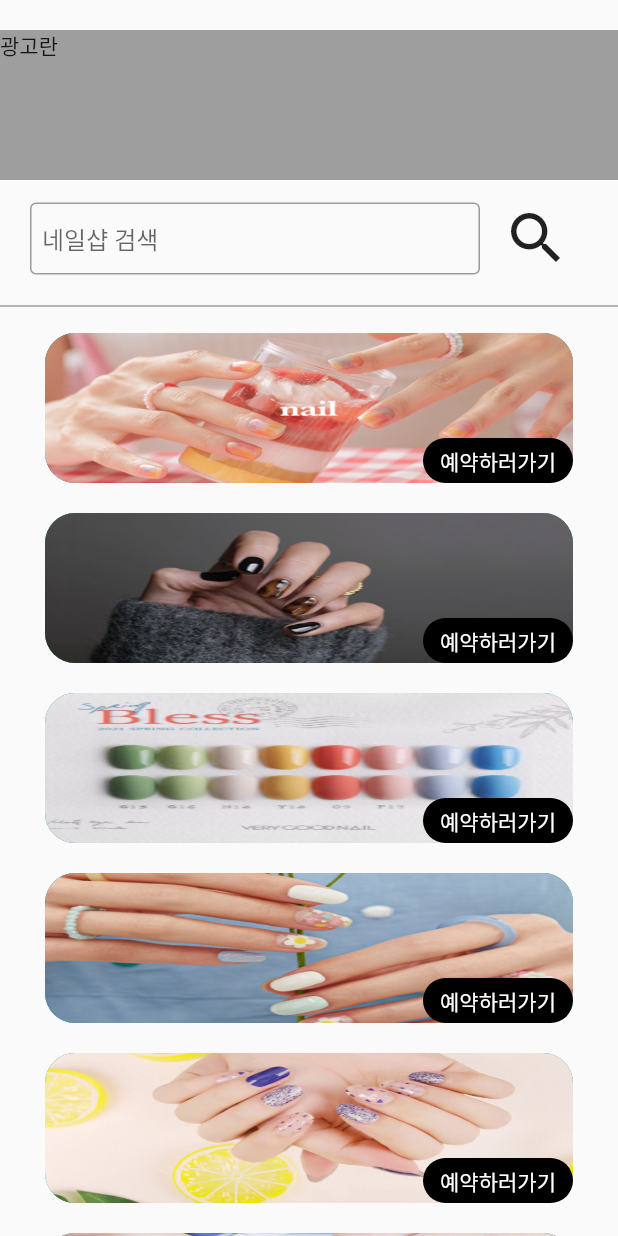
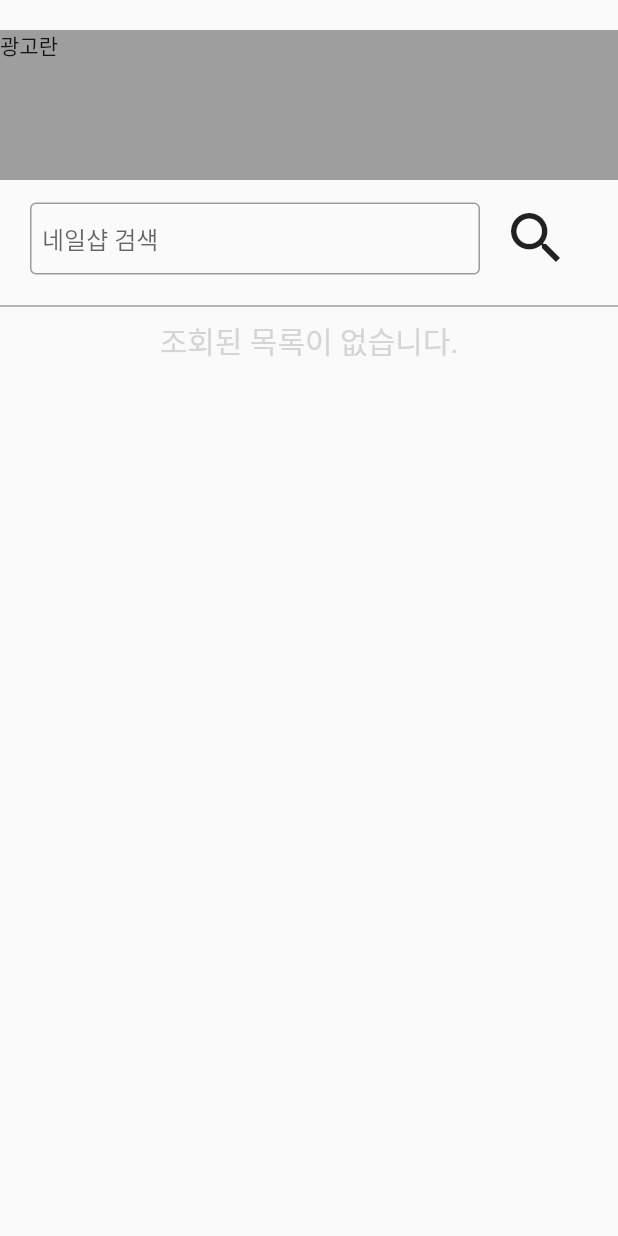
Before and after one commit to LeeJiH-yun/wenail, a Flutter app: the homePage screen opened directly, on a phone screen of 412 x 824 dp. Run offline on Flutter 3.47's test engine with Material 2 defaults, Android fonts, the phone set to English and light mode, and no system bars; our stand-ins replace table_calendar.

Commit message:
데이터가 없을 때 보일 화면 수정 http 패키지 사용

```diff
--- a/lib/pages/homeMain.dart
+++ b/lib/pages/homeMain.dart
@@ -23,7 +23,10 @@ class _homeMainState extends State<homeMain> {
       appBar: AppBar(
         title: Text("우리네일"),
         centerTitle: true,
-        automaticallyImplyLeading: false //화살표 삭제
+        automaticallyImplyLeading: false, //화살표 삭제
+        actions: [
+          IconButton(icon: Icon(Icons.logout), onPressed: () {Navigator.pop(context);}),
+        ],
       ),
       body: pages[_selectedIndex],
       bottomNavigationBar: BottomNavigationBar(
--- a/lib/pages/homePage.dart
+++ b/lib/pages/homePage.dart
@@ -1,6 +1,8 @@
 import 'package:flutter/material.dart';
 import 'package:wenail/pages/reservePage.dart';
 import 'package:flutter/services.dart';
+import 'dart:convert'; //JSON데이터 사용해서 가져옴
+import 'package:http/http.dart' as http;
 
 class homePage extends StatefulWidget {
   @override
@@ -17,6 +19,8 @@ class _homePageState extends State<homePage> {
     'asset/images/test6.jpg',
   ];
   DateTime? currentBackPressTime;
+  List data = [];
+  TextEditingController _editingController = new TextEditingController();
 
   @override
   Widget build(BuildContext context) {
@@ -41,7 +45,8 @@ class _homePageState extends State<homePage> {
                   children: [
                     SizedBox(
                       width: 300,
-                        child: TextFormField(
+                      child: TextField(
+                        controller: _editingController,
                         keyboardType: TextInputType.text,
                         decoration: InputDecoration(
                           hintText: "네일샵 검색",
@@ -50,18 +55,15 @@ class _homePageState extends State<homePage> {
                         ),
                       ),
                     ),
-                      Container(
+                    InkWell(
+                      onTap: () async {
+                        getJSONData();
+                      },
+                      child: Container(
                         margin: EdgeInsets.only(left: 15),
                         child: Icon(Icons.search, size: 45.0),
-                      ),
-                      // ElevatedButton.icon( //검색버튼 2번째 방법
-                      //   onPressed: () => {},
-                      //   icon: Icon(Icons.search_sharp),
-                      //   label: Text(""),
-                      //   style: ElevatedButton.styleFrom(
-                      //     fixedSize: Size(50, 50),
-                      //   ),
-                      // )
+                      )
+                    )
                   ],
                 )
               ),
@@ -72,7 +74,11 @@ class _homePageState extends State<homePage> {
               ),
               Container(
                 padding: EdgeInsets.only(left: 20, right: 20),
-                child: ListView.builder(
+                child: data!.length == 0 ?
+                  Container(
+                    child: Text("조회된 목록이 없습니다.", style: TextStyle(fontSize: 20, color: Color(0xffD5D5D5)), textAlign: TextAlign.center)
+                  ) :
+                  ListView.builder(
                     shrinkWrap: true,
                     physics: NeverScrollableScrollPhysics(), //이거 넣으니까 일단 스크롤은 됨..찾아봐야한다.
                     itemCount: iconList.length,
@@ -111,7 +117,8 @@ class _homePageState extends State<homePage> {
                         )
                       );
                     },
-                ),
+                  )
+
               )
             ]
           )
@@ -132,4 +139,15 @@ class _homePageState extends State<homePage> {
     SystemNavigator.pop(); //앱 종료
     return true;
   }
+  Future<String> getJSONData() async { //검색했을 때 데이터가 조회되도록
+    var url = "내로컬주소로 해야하나 rest주소로 해야하나 ? target=store&query=${_editingController}";
+    var response = await http.get(Uri.parse(url));
+
+    setState(() {
+      var dataConvertedToJSON = json.decode(response.body);
+      List result = dataConvertedToJSON["document"];
+      data!.addAll(result);
+    });
+    return response.body;
   }
+}
--- a/pubspec.yaml
+++ b/pubspec.yaml
@@ -35,6 +35,7 @@ dependencies:
   cupertino_icons: ^1.0.2
   table_calendar: ^3.0.6 # 사용할 라이브러리 추가를 하면 상단에 Pub get을 눌러서 설치해줘야한다..!
   intl: ^0.17.0
+  http: ^0.13.4
 
 dev_dependencies:
   flutter_test:
```
Also changed, not shown: lib/main.dart (+19 -2 lines), lib/pages/myPage.dart (+20 -1 lines), pubspec.lock. Lines whose indentation alone changed are shown as unchanged.
